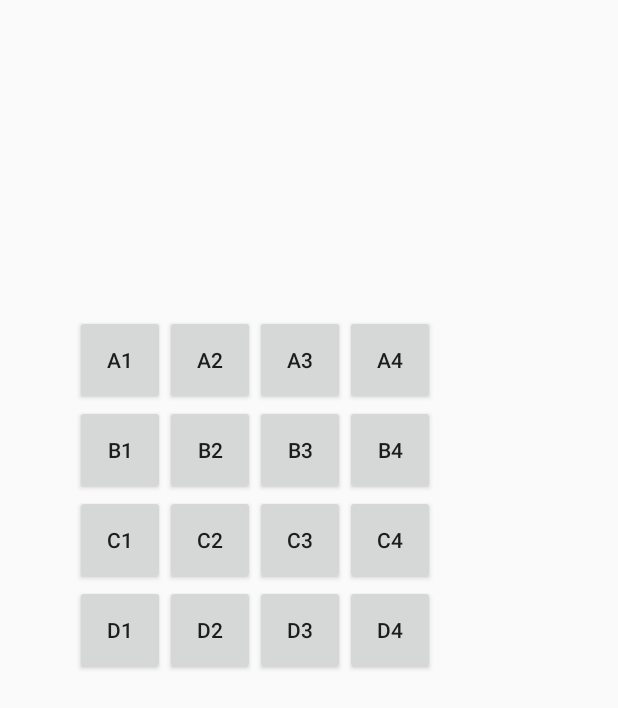
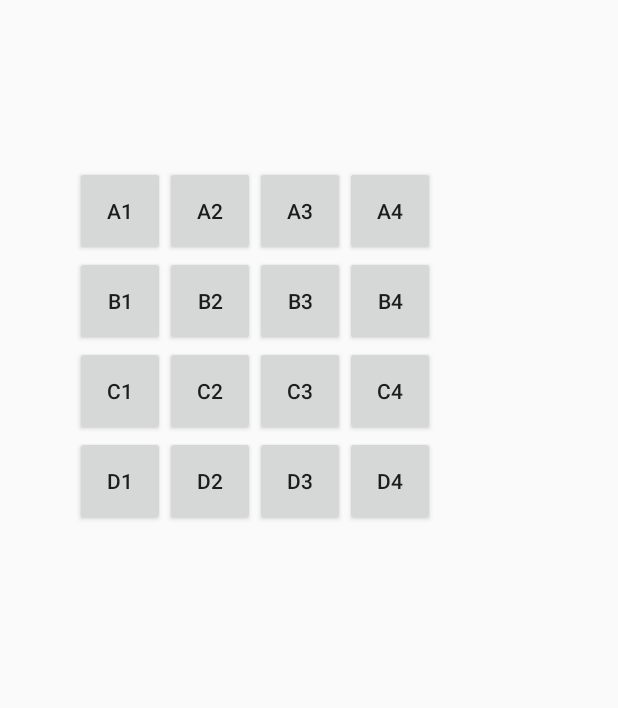
Before and after one commit to AlbertoSabater/FinAppsParty_ZaragozaApps, an Android app: the MatchPairsActivity screen opened directly, with no data from a screen before it, on a phone screen of 412 x 824 dp. Shown: the top 708 px of the screen. Run offline under Robolectric (Android 15) with nearby library versions, the phone set to English and light mode, and no system bars; 1 statement that could not run was skipped.

Commit message:
Modification of match_pairs.xml

```diff
--- a/ZaragozaApps/app/src/main/res/layout/match_pairs.xml
+++ b/ZaragozaApps/app/src/main/res/layout/match_pairs.xml
@@ -8,7 +8,11 @@
         android:orientation="horizontal"
         android:layout_width="match_parent"
         android:layout_height="wrap_content"
-        android:layout_weight="0.36"></LinearLayout>
+        android:weightSum="1"
+        android:layout_weight="0.19"
+        android:id="@+id/match_pairs2">
+
+    </LinearLayout>
 
     <LinearLayout
         android:orientation="horizontal"
```
